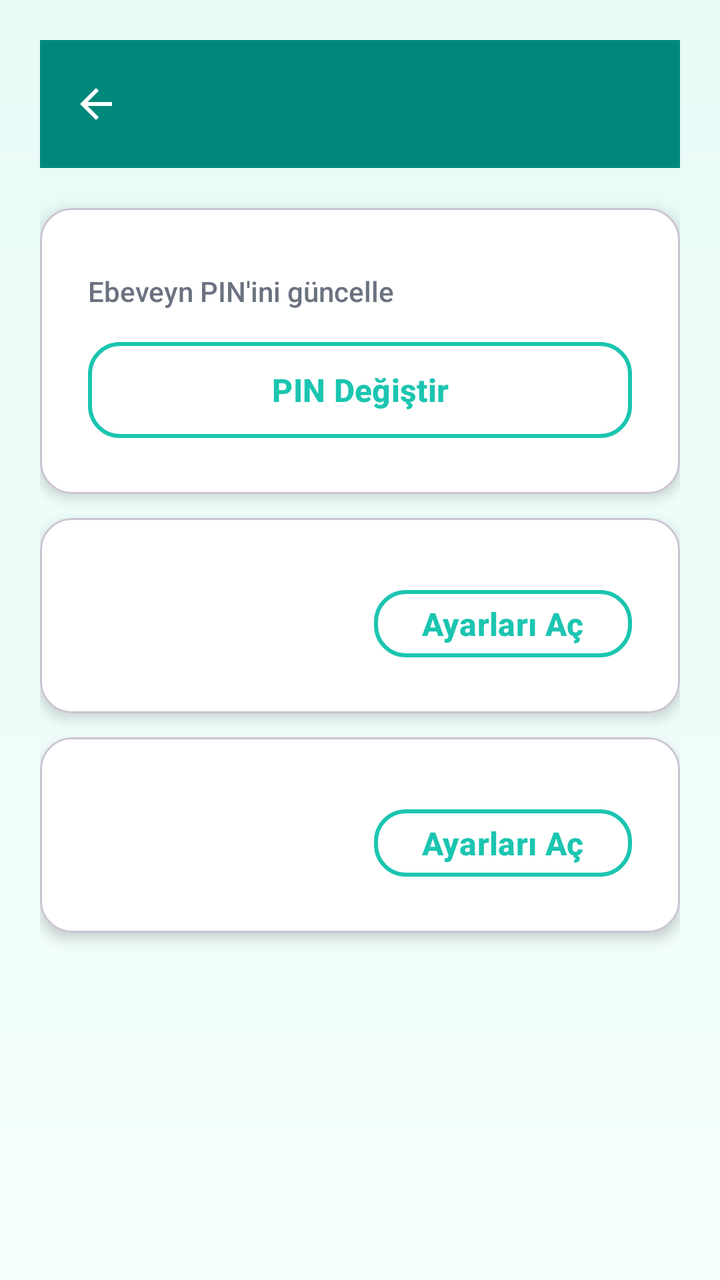
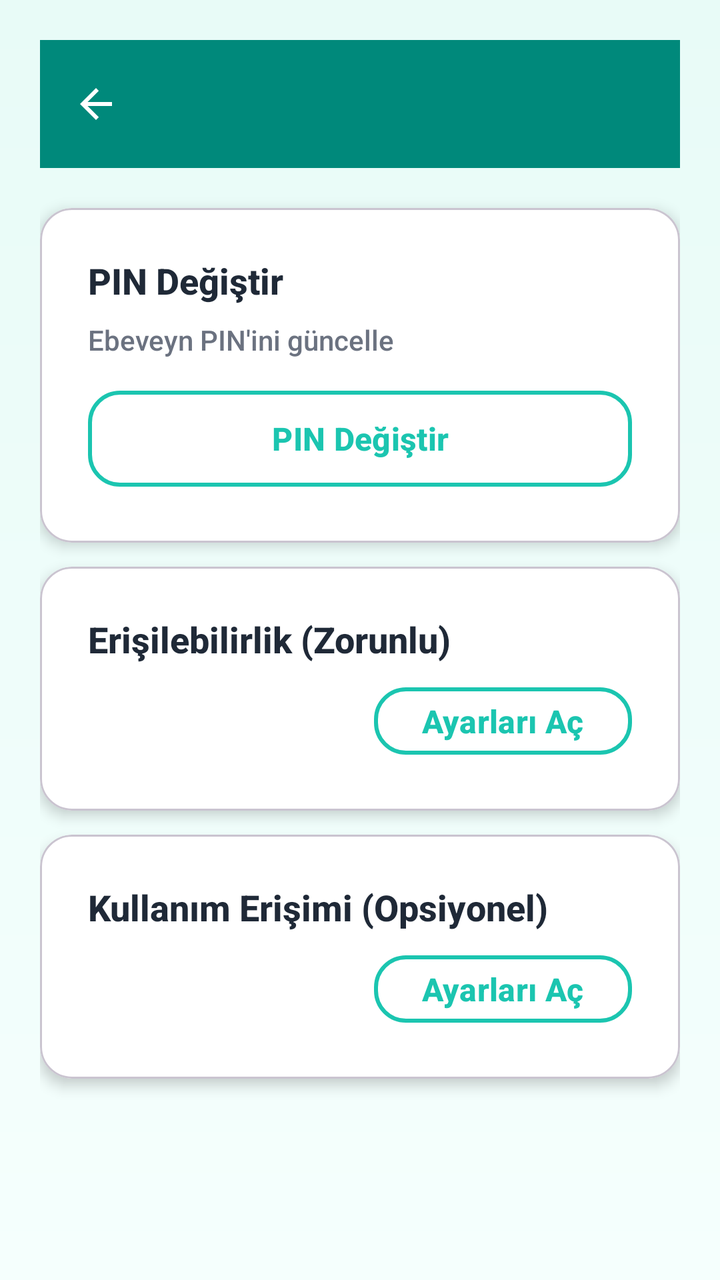

Screens rendered from an Android XML layout before and after an edit, with the pre-edit source and the edit as a unified diff.
<!-- AndroidManifest.xml: application theme Theme.BrainBuddy -->
<!-- res/layout/activity_security.xml -->
<?xml version="1.0" encoding="utf-8"?>
<ScrollView xmlns:android="http://schemas.android.com/apk/res/android"
    xmlns:app="http://schemas.android.com/apk/res-auto"
    android:layout_width="match_parent"
    android:layout_height="match_parent"
    android:orientation="vertical"
    android:background="@drawable/bg_gradient"
    android:fillViewport="true">

    <LinearLayout
        android:layout_width="match_parent"
        android:layout_height="wrap_content"
        android:orientation="vertical"
        android:padding="20dp">

        <com.google.android.material.appbar.MaterialToolbar
            android:id="@+id/toolbar"
            android:layout_width="match_parent"
            android:layout_height="?attr/actionBarSize"
            android:background="@color/bb_turquoise_dark"
            app:titleTextColor="@color/white"
            app:navigationIcon="?attr/homeAsUpIndicator"
            app:navigationIconTint="@color/white"/>

        <com.google.android.material.card.MaterialCardView
            style="@style/BB.Card"
            android:layout_width="match_parent"
            android:layout_height="wrap_content"
            android:layout_marginTop="20dp"
            app:cardBackgroundColor="@color/white"
            app:cardCornerRadius="16dp"
            app:cardElevation="4dp">

            <LinearLayout
                android:layout_width="match_parent"
                android:layout_height="wrap_content"
                android:orientation="vertical"
                android:padding="24dp">

                <TextView
                    android:text="@string/parent_change_pin"
                    android:textSize="18sp"
                    android:textStyle="bold"
                    android:textColor="@color/bb_text"/>

                <TextView
                    android:layout_width="match_parent"
                    android:layout_height="wrap_content"
                    android:layout_marginTop="8dp"
                    android:text="@string/parent_change_pin_sub"
                    android:textSize="14sp"
                    android:textColor="@color/bb_text_muted"/>

                <com.google.android.material.button.MaterialButton
                    android:id="@+id/btnChangePin"
                    style="@style/BBButtonAlt"
                    android:layout_width="match_parent"
                    android:layout_height="wrap_content"
                    android:layout_marginTop="12dp"
                    android:text="@string/parent_change_pin"/>
            </LinearLayout>
        </com.google.android.material.card.MaterialCardView>

        <com.google.android.material.card.MaterialCardView
            style="@style/BB.Card"
            android:layout_width="match_parent"
            android:layout_height="wrap_content"
            android:layout_marginTop="12dp"
            app:cardBackgroundColor="@color/white"
            app:cardCornerRadius="16dp"
            app:cardElevation="4dp">

            <LinearLayout
                android:layout_width="match_parent"
                android:layout_height="wrap_content"
                android:orientation="vertical"
                android:padding="24dp">

                <TextView
                    android:text="@string/perm_accessibility"
                    android:textSize="18sp"
                    android:textStyle="bold"
                    android:textColor="@color/bb_text"/>

                <LinearLayout
                    android:layout_width="match_parent"
                    android:layout_height="wrap_content"
                    android:orientation="horizontal"
                    android:gravity="center_vertical"
                    android:layout_marginTop="8dp">

                    <TextView
                        android:id="@+id/tvAccessibilityStatus"
                        android:layout_width="0dp"
                        android:layout_height="wrap_content"
                        android:layout_weight="1"
                        android:textSize="14sp"
                        android:textColor="@color/bb_text_muted"/>

                    <com.google.android.material.button.MaterialButton
                        android:id="@+id/btnAccessibility"
                        style="@style/BBButtonAlt"
                        android:text="@string/perm_open_settings"
                        android:layout_width="wrap_content"
                        android:layout_height="wrap_content"
                        android:minWidth="0dp"
                        android:minHeight="0dp"
                        android:paddingHorizontal="16dp"/>
                </LinearLayout>
            </LinearLayout>
        </com.google.android.material.card.MaterialCardView>

        <com.google.android.material.card.MaterialCardView
            style="@style/BB.Card"
            android:layout_width="match_parent"
            android:layout_height="wrap_content"
            android:layout_marginTop="12dp"
            android:layout_marginBottom="24dp"
            app:cardBackgroundColor="@color/white"
            app:cardCornerRadius="16dp"
            app:cardElevation="4dp">

            <LinearLayout
                android:layout_width="match_parent"
                android:layout_height="wrap_content"
                android:orientation="vertical"
                android:padding="24dp">

                <TextView
                    android:text="@string/perm_usage"
                    android:textSize="18sp"
                    android:textStyle="bold"
                    android:textColor="@color/bb_text"/>

                <LinearLayout
                    android:layout_width="match_parent"
                    android:layout_height="wrap_content"
                    android:orientation="horizontal"
                    android:gravity="center_vertical"
                    android:layout_marginTop="8dp">

                    <TextView
                        android:id="@+id/tvUsageStatus"
                        android:layout_width="0dp"
                        android:layout_height="wrap_content"
                        android:layout_weight="1"
                        android:textSize="14sp"
                        android:textColor="@color/bb_text_muted"/>

                    <com.google.android.material.button.MaterialButton
                        android:id="@+id/btnUsage"
                        style="@style/BBButtonAlt"
                        android:text="@string/perm_open_settings"
                        android:layout_width="wrap_content"
                        android:layout_height="wrap_content"
                        android:minWidth="0dp"
                        android:minHeight="0dp"
                        android:paddingHorizontal="16dp"/>
                </LinearLayout>
            </LinearLayout>
        </com.google.android.material.card.MaterialCardView>
    </LinearLayout>
</ScrollView>
<!-- resources referenced by this layout -->
<resources>
  <color name="bb_text">#1F2937</color>
  <color name="bb_text_muted">#6B7280</color>
  <color name="bb_turquoise_dark">#00897B</color>
  <color name="white">#FFFFFF</color>
  <!-- drawable bg_gradient (drawable) -->
  <?xml version="1.0" encoding="utf-8"?>
  <layer-list xmlns:android="http://schemas.android.com/apk/res/android">
      <item>
          <shape>
              <gradient
                  android:angle="270"
                  android:startColor="#E8FBF7"
                  android:endColor="#F5FFFD"/>
          </shape>
      </item>
  </layer-list>
  <string name="parent_change_pin">PIN Değiştir</string>
  <string name="parent_change_pin_sub">Ebeveyn PIN\'ini güncelle</string>
  <string name="perm_accessibility">Erişilebilirlik (Zorunlu)</string>
  <string name="perm_open_settings">Ayarları Aç</string>
  <string name="perm_usage">Kullanım Erişimi (Opsiyonel)</string>
  <style name="BB.Card">
          <item name="android:background">@drawable/bg_card</item>
          <item name="android:padding">20dp</item>
      </style>
  <style name="BBButtonAlt" parent="Widget.Material3.Button.OutlinedButton">
          <item name="android:minHeight">56dp</item>
          <item name="cornerRadius">16dp</item>
          <item name="android:textAllCaps">false</item>
          <item name="android:textColor">@color/bb_primary</item>
          <item name="strokeColor">@color/bb_primary</item>
          <item name="strokeWidth">2dp</item>
      </style>
  <style name="Theme.BrainBuddy" parent="Theme.Material3.DayNight.NoActionBar">
          <item name="colorPrimary">@color/bb_primary</item>
          <item name="colorOnPrimary">@color/white</item>
          <item name="colorSecondary">@color/bb_secondary</item>
          <item name="colorOnSecondary">@color/white</item>
          <item name="colorTertiary">@color/bb_accent</item>
          <item name="colorOnTertiary">@color/black</item>
          <item name="colorError">@color/bb_error</item>
          <item name="colorSurface">@color/bb_bg</item>
          <item name="colorOnSurface">@color/bb_text</item>
          <item name="colorSurfaceContainer">@color/bb_surface_container</item>
          <item name="colorOnSurfaceVariant">@color/bb_text_muted</item>
          <item name="android:windowBackground">@drawable/bg_gradient</item>
          <item name="android:textColorPrimary">@color/bb_text</item>
          <item name="android:textColorSecondary">@color/bb_text_muted</item>
          <item name="materialButtonStyle">@style/BBButton</item>
          <item name="android:fontFamily">sans-serif-medium</item>
      </style>
  <!-- drawable bg_card (drawable) -->
  <?xml version="1.0" encoding="utf-8"?>
  <shape xmlns:android="http://schemas.android.com/apk/res/android">
      <solid android:color="@color/bb_card"/>
      <corners android:radius="20dp"/>
      <padding
          android:left="16dp"
          android:top="16dp"
          android:right="16dp"
          android:bottom="16dp"/>
  </shape>
  <color name="bb_primary">#1BC5B0</color>
  <color name="bb_secondary">#00897B</color>
  <color name="bb_accent">#FFC107</color>
  <color name="black">#000000</color>
  <color name="bb_error">#FF5252</color>
  <color name="bb_bg">#E8FBF7</color>
  <color name="bb_surface_container">#F0FDF9</color>
  <style name="BBButton" parent="Widget.Material3.Button">
          <item name="android:minHeight">56dp</item>
          <item name="android:paddingStart">24dp</item>
          <item name="android:paddingEnd">24dp</item>
          <item name="cornerRadius">16dp</item>
          <item name="android:textAllCaps">false</item>
          <item name="android:textColor">@color/white</item>
          <item name="android:textSize">16sp</item>
          <item name="android:textStyle">bold</item>
          <item name="backgroundTint">@color/bb_primary</item>
      </style>
  <color name="bb_card">#FFFFFF</color>
</resources>

<!-- the commit's change to res/layout/activity_security.xml (unified diff, before → after) -->
@@ -38,6 +38,8 @@
                 android:padding="24dp">
 
                 <TextView
+                    android:layout_width="match_parent"
+                    android:layout_height="wrap_content"
                     android:text="@string/parent_change_pin"
                     android:textSize="18sp"
                     android:textStyle="bold"
@@ -77,6 +79,8 @@
                 android:padding="24dp">
 
                 <TextView
+                    android:layout_width="match_parent"
+                    android:layout_height="wrap_content"
                     android:text="@string/perm_accessibility"
                     android:textSize="18sp"
                     android:textStyle="bold"
@@ -127,6 +131,8 @@
                 android:padding="24dp">
 
                 <TextView
+                    android:layout_width="match_parent"
+                    android:layout_height="wrap_content"
                     android:text="@string/perm_usage"
                     android:textSize="18sp"
                     android:textStyle="bold"
